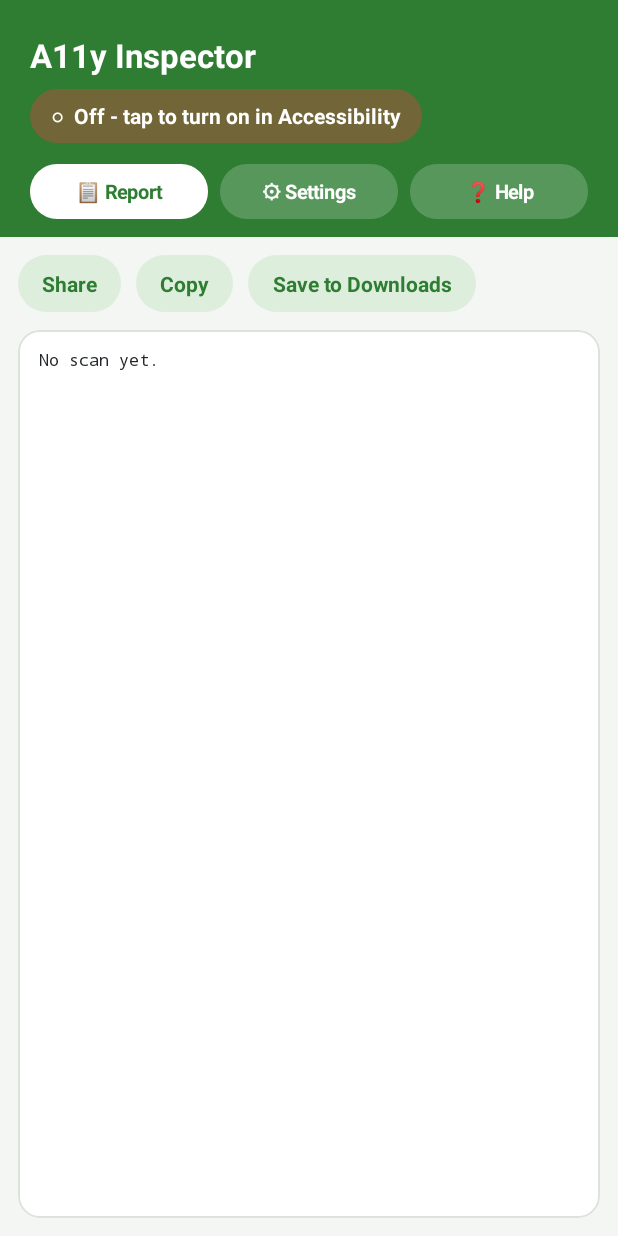
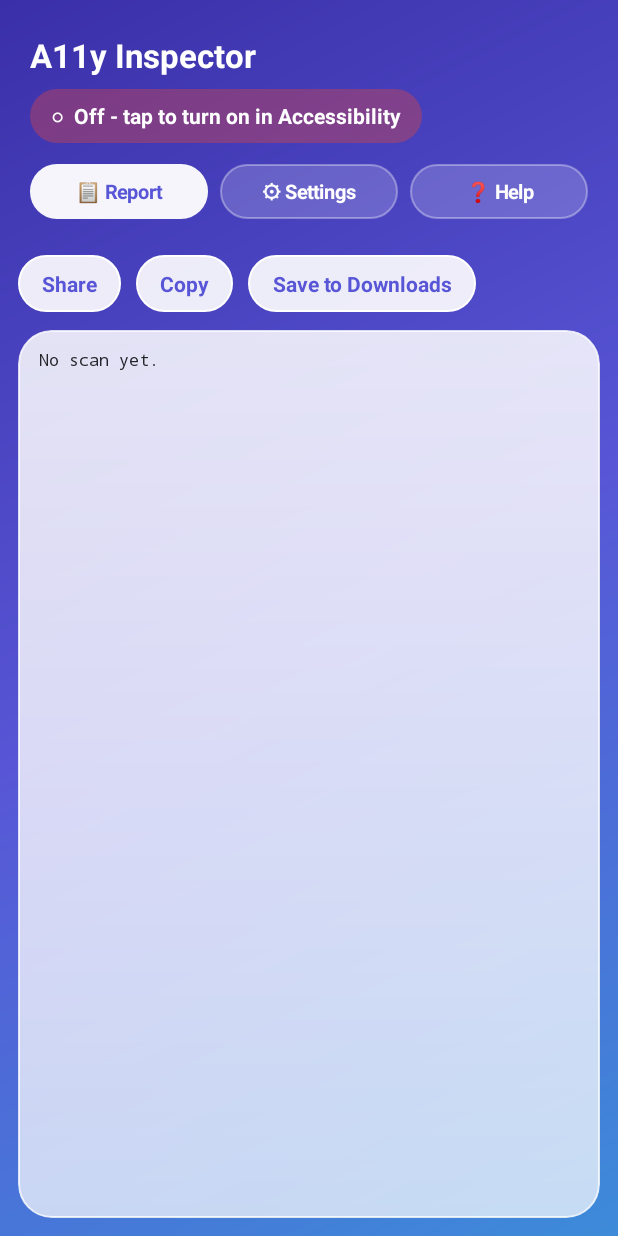
Before and after one commit to KunukuntlaGowtham/dummy, an Android app: the screen it shows after launch (MainActivity), on a phone screen of 412 x 824 dp. Run offline under Robolectric (Android 15) with nearby library versions, the phone set to English and light mode, and no system bars.

Commit message:
Glass look (iOS style)
- Round buttons: see-through tinted glass with a bright rim and a soft shadow; on / off
  rings in iOS green
- The result card, Book's form and the delete form: dark frosted panels, rounder
  corners; their buttons clear glass with a white rim, the main one bright white
- The page badge and the ❌ box: glass pills
- App screen: an indigo-blue wash with frosted white cards, a segmented glass tab bar,
  white glass pills and indigo chips

Co-Authored-By: Claude Opus 5.5 <noreply@anthropic.com>
Claude-Session: https://claude.ai/code/session_016tgxkCmXKNyTpYCy9yAJbi

```diff
--- a/inspector/src/main/java/com/kunukuntla/a11yinspector/MainActivity.java
+++ b/inspector/src/main/java/com/kunukuntla/a11yinspector/MainActivity.java
@@ -32,24 +32,27 @@ import java.nio.charset.StandardCharsets;
 /** The app's own screen: whether the Scan button is on, and the last scan's full report. */
 public class MainActivity extends Activity {
 
-    private static final int GREEN = 0xFF2E7D32;
+    /** The accent (iOS indigo) - the name kept from the green it was. */
+    private static final int GREEN = Glass.ACCENT;
+    /** An unchosen chip: clear glass tinted with the accent. */
+    private static final int CHIP_OFF = 0x1F5856D6;
     private TextView status;
     private TextView report;
 
     @Override
     protected void onCreate(Bundle savedInstanceState) {
         super.onCreate(savedInstanceState);
-        getWindow().setStatusBarColor(GREEN);
+        getWindow().setStatusBarColor(0xFF3A2FA8);
+        getWindow().setNavigationBarColor(0xFF3D8BD9);
 
         LinearLayout page = new LinearLayout(this);
         page.setOrientation(LinearLayout.VERTICAL);
-        page.setBackgroundColor(0xFFF4F6F4);
+        page.setBackground(Glass.wallpaper()); // glass panels sit on an indigo-blue wash
 
         // Head: the name, whether the service is on (tap: Accessibility settings), the tabs.
         LinearLayout head = new LinearLayout(this);
         head.setOrientation(LinearLayout.VERTICAL);
         head.setPadding(dp(20), dp(22), dp(20), dp(12));
-        head.setBackgroundColor(GREEN);
         TextView title = new TextView(this);
         title.setText(R.string.app_name);
         title.setTextColor(Color.WHITE);
@@ -91,11 +94,7 @@ public class MainActivity extends Activity {
         wide.addView(report);
         ScrollView scroll = new ScrollView(this);
         scroll.addView(wide);
-        GradientDrawable sheet = new GradientDrawable();
-        sheet.setColor(Color.WHITE);
-        sheet.setCornerRadius(dp(14));
-        sheet.setStroke(dp(1), 0xFFDCE3DC);
-        scroll.setBackground(sheet);
+        scroll.setBackground(Glass.lightCard(getResources().getDisplayMetrics().density));
         scroll.setClipToOutline(true);
         LinearLayout.LayoutParams sheetLp = new LinearLayout.LayoutParams(ViewGroup.LayoutParams.MATCH_PARENT, 0, 1);
         sheetLp.setMargins(dp(12), dp(10), dp(12), dp(12));
@@ -120,7 +119,8 @@ public class MainActivity extends Activity {
         help.setLineSpacing(dp(3), 1f);
         help.setPadding(dp(18), dp(14), dp(18), dp(24));
         ScrollView helpTab = new ScrollView(this);
-        helpTab.addView(help);
+        help.setBackground(Glass.lightCard(getResources().getDisplayMetrics().density));
+        FrameLayoutHolder.wrap(helpTab, help, dp(12));
 
         View[] panes = {reportTab, settingsTab, helpTab};
         String[] names = {"📋 Report", "⚙ Settings", "❓ Help"};
@@ -141,7 +141,8 @@ public class MainActivity extends Activity {
                 tabViews[i].setTextColor(on ? GREEN : Color.WHITE);
                 GradientDrawable bg = new GradientDrawable();
                 bg.setCornerRadius(dp(18));
-                bg.setColor(on ? Color.WHITE : 0x33FFFFFF);
+                bg.setColor(on ? 0xF2FFFFFF : 0x2EFFFFFF);
+                if (!on) bg.setStroke(dp(1), 0x59FFFFFF);
                 tabViews[i].setBackground(bg);
             }
         };
@@ -279,7 +280,7 @@ public class MainActivity extends Activity {
                 chip.setTextColor(on ? Color.WHITE : GREEN);
                 GradientDrawable bg = new GradientDrawable();
                 bg.setCornerRadius(dp(18));
-                bg.setColor(on ? GREEN : 0xFFDDEEDD);
+                bg.setColor(on ? GREEN : CHIP_OFF);
                 chip.setBackground(bg);
                 chip.setContentDescription(name + (on ? ", shown" : ", hidden"));
             };
@@ -375,7 +376,7 @@ public class MainActivity extends Activity {
                 chip.setTextColor(on ? Color.WHITE : GREEN);
                 GradientDrawable bg = new GradientDrawable();
                 bg.setCornerRadius(dp(18));
-                bg.setColor(on ? GREEN : 0xFFDDEEDD);
+                bg.setColor(on ? GREEN : CHIP_OFF);
                 chip.setBackground(bg);
                 chip.setContentDescription(DayPick.label(mode) + (on ? ", chosen" : ""));
             };
@@ -485,16 +486,23 @@ public class MainActivity extends Activity {
         }
     }
 
-    /** A titled white card with a coloured edge. */
+    /** Puts a card in a scroll view with a margin round it. */
+    private static final class FrameLayoutHolder {
+        static void wrap(ScrollView scroll, View card, int margin) {
+            android.widget.FrameLayout f = new android.widget.FrameLayout(scroll.getContext());
+            f.setPadding(margin, margin, margin, margin);
+            f.addView(card);
+            scroll.addView(f);
+        }
+    }
+
+    /** A titled frosted card; its title in the card's colour. */
     private View card(String title, int colour, View content) {
         LinearLayout c = new LinearLayout(this);
         c.setOrientation(LinearLayout.VERTICAL);
         c.setPadding(dp(14), dp(12), dp(14), dp(12));
-        GradientDrawable bg = new GradientDrawable();
-        bg.setColor(Color.WHITE);
-        bg.setCornerRadius(dp(14));
-        bg.setStroke(dp(2), colour);
-        c.setBackground(bg);
+        c.setBackground(Glass.lightCard(getResources().getDisplayMetrics().density));
+        c.setElevation(dp(4));
         TextView t = new TextView(this);
         t.setText(title);
         t.setTextColor(colour);
@@ -532,7 +540,7 @@ public class MainActivity extends Activity {
         p.setPadding(dp(8), dp(3), dp(8), dp(3));
         GradientDrawable bg = new GradientDrawable();
         bg.setCornerRadius(dp(10));
-        bg.setColor(0xFF37474F);
+        bg.setColor(GREEN);
         p.setBackground(bg);
         r.addView(p);
         TextView w = new TextView(this);
@@ -584,7 +592,7 @@ public class MainActivity extends Activity {
             chip.setTextColor(on ? Color.WHITE : GREEN);
             GradientDrawable bg = new GradientDrawable();
             bg.setCornerRadius(dp(18));
-            bg.setColor(on ? GREEN : 0xFFDDEEDD);
+            bg.setColor(on ? GREEN : CHIP_OFF);
             chip.setBackground(bg);
             chip.setContentDescription(spoken + (on ? ", on" : ", off"));
         };
@@ -610,9 +618,11 @@ public class MainActivity extends Activity {
         b.setTypeface(Typeface.DEFAULT_BOLD);
         b.setGravity(Gravity.CENTER);
         b.setPadding(dp(16), dp(9), dp(16), dp(9));
+        // A white glass pill: readable on the wash and inside the cards.
         GradientDrawable bg = new GradientDrawable();
         bg.setCornerRadius(dp(20));
-        bg.setColor(0xFFDDEEDD);
+        bg.setColor(0xE6FFFFFF);
+        bg.setStroke(dp(1), 0xFFFFFFFF);
         b.setBackground(bg);
         b.setOnClickListener(onClick);
         LinearLayout.LayoutParams lp = new LinearLayout.LayoutParams(
--- a/inspector/src/main/java/com/kunukuntla/a11yinspector/MissedBox.java
+++ b/inspector/src/main/java/com/kunukuntla/a11yinspector/MissedBox.java
@@ -67,11 +67,7 @@ final class MissedBox {
             box.setGravity(Gravity.CENTER);
             int p = dp(8);
             box.setPadding(dp(12), p, dp(12), p);
-            GradientDrawable bg = new GradientDrawable();
-            bg.setColor(0xF0C62828);
-            bg.setCornerRadius(dp(10));
-            bg.setStroke(dp(2), Color.WHITE);
-            box.setBackground(bg);
+            box.setBackground(Glass.pill(0xC62828, context.getResources().getDisplayMetrics().density));
             box.setElevation(dp(6));
             WindowManager.LayoutParams lp = new WindowManager.LayoutParams(
                     WindowManager.LayoutParams.WRAP_CONTENT, WindowManager.LayoutParams.WRAP_CONTENT,
```
Also changed, not shown: inspector/src/main/java/com/kunukuntla/a11yinspector/Glass.java (added, +70 -0 lines), inspector/src/main/java/com/kunukuntla/a11yinspector/InspectorService.java (+19 -33 lines).
